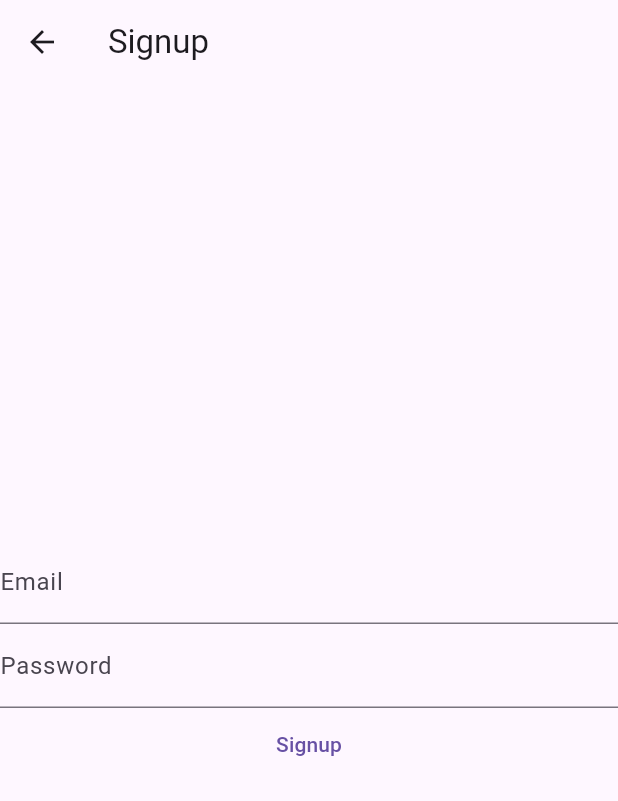
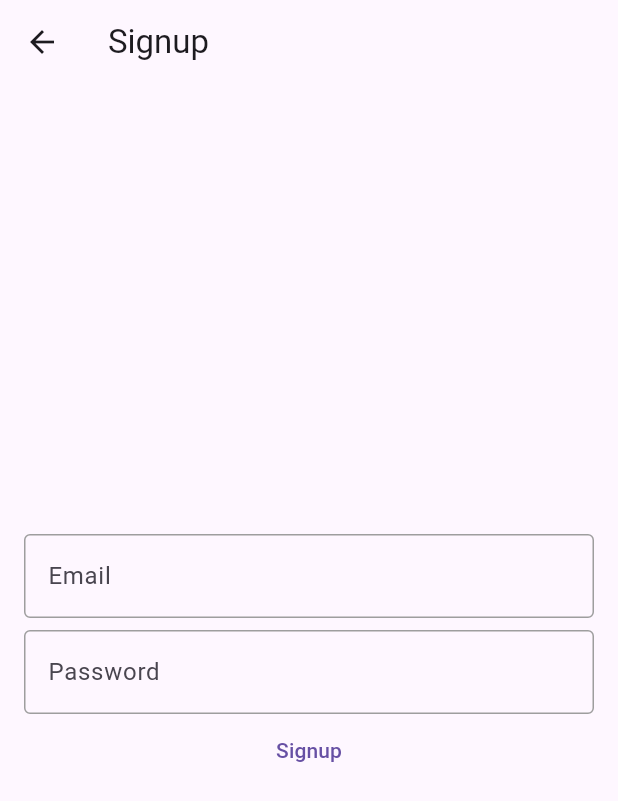
Before and after one commit to esentis/crosswordia, a Flutter app: the SignupScreen screen opened directly, on a phone screen of 412 x 824 dp. Shown: the top 801 px of the screen. Run offline on Flutter 3.47's test engine with Material 3 defaults, Android fonts, the phone set to English and light mode, and no system bars; our stand-ins replace animate_do, dio, flutter_bounceable, flutter_riverpod, logger, supabase_flutter; missing offline and left inert: string_extensions; accounts and stored records are empty.

Commit message:
💄 Scaffolds login/signuo screen

```diff
--- a/lib/screens/auth/signup_screen.dart
+++ b/lib/screens/auth/signup_screen.dart
@@ -18,6 +18,8 @@ class SignupScreen extends ConsumerWidget {
         title: const Text('Signup'),
       ),
       body: Center(
+        child: Padding(
+          padding: const EdgeInsets.all(16.0),
           child: Column(
             mainAxisAlignment: MainAxisAlignment.center,
             children: <Widget>[
@@ -25,14 +27,45 @@ class SignupScreen extends ConsumerWidget {
                 controller: emailController,
                 decoration: const InputDecoration(
                   labelText: 'Email',
+                  focusedBorder: OutlineInputBorder(
+                    borderSide: BorderSide(
+                      color: Colors.blue,
+                    ),
+                  ),
+                  enabledBorder: OutlineInputBorder(
+                    borderSide: BorderSide(
+                      color: Colors.grey,
+                    ),
+                  ),
+                  border: OutlineInputBorder(
+                    borderSide: BorderSide(
+                      color: Colors.grey,
+                    ),
+                  ),
                 ),
                 keyboardType: TextInputType.emailAddress,
                 onChanged: (value) {},
               ),
+              const SizedBox(height: 8.0),
               TextField(
                 controller: passwordController,
                 decoration: const InputDecoration(
                   labelText: 'Password',
+                  focusedBorder: OutlineInputBorder(
+                    borderSide: BorderSide(
+                      color: Colors.blue,
+                    ),
+                  ),
+                  enabledBorder: OutlineInputBorder(
+                    borderSide: BorderSide(
+                      color: Colors.grey,
+                    ),
+                  ),
+                  border: OutlineInputBorder(
+                    borderSide: BorderSide(
+                      color: Colors.grey,
+                    ),
+                  ),
                 ),
                 obscureText: true,
                 onChanged: (value) {},
@@ -41,9 +74,7 @@ class SignupScreen extends ConsumerWidget {
                 onPressed: () async {
                   try {
                     await authProvider.signUp(
-                    emailController.text,
-                    passwordController.text,
-                  );
+                        emailController.text, passwordController.text, context);
                     Navigator.pop(context);
                   } catch (e) {
                     kLog.e('Rethrown\n$e');
@@ -54,6 +85,7 @@ class SignupScreen extends ConsumerWidget {
             ],
           ),
         ),
+      ),
     );
   }
 }
```
Lines whose indentation alone changed are shown as unchanged.
